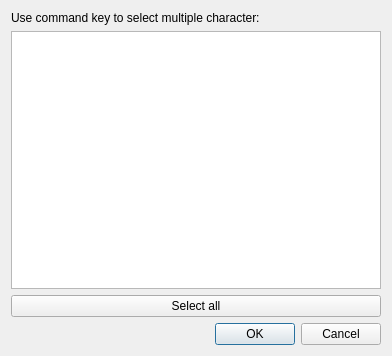
Old version of the form app/Joker/PeopleDialog.ui in the repository JokerSync/Joker.
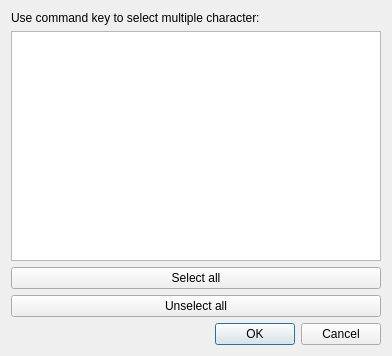
New version of the form.

Diff of the .ui file:
```diff
--- a/app/Joker/PeopleDialog.ui
+++ b/app/Joker/PeopleDialog.ui
@@ -38,6 +38,13 @@
      </property>
     </widget>
    </item>
+   <item>
+    <widget class="QPushButton" name="pushButton">
+     <property name="text">
+      <string>Unselect all</string>
+     </property>
+    </widget>
+   </item>
    <item>
     <widget class="QDialogButtonBox" name="buttonBox">
      <property name="orientation">
```
